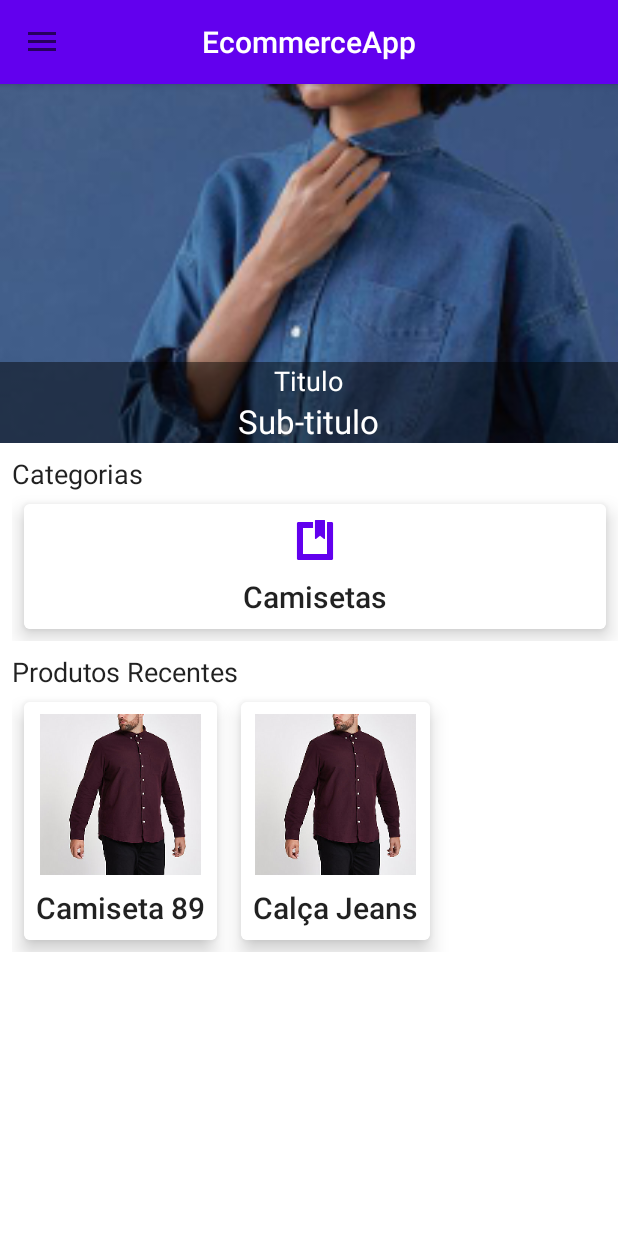
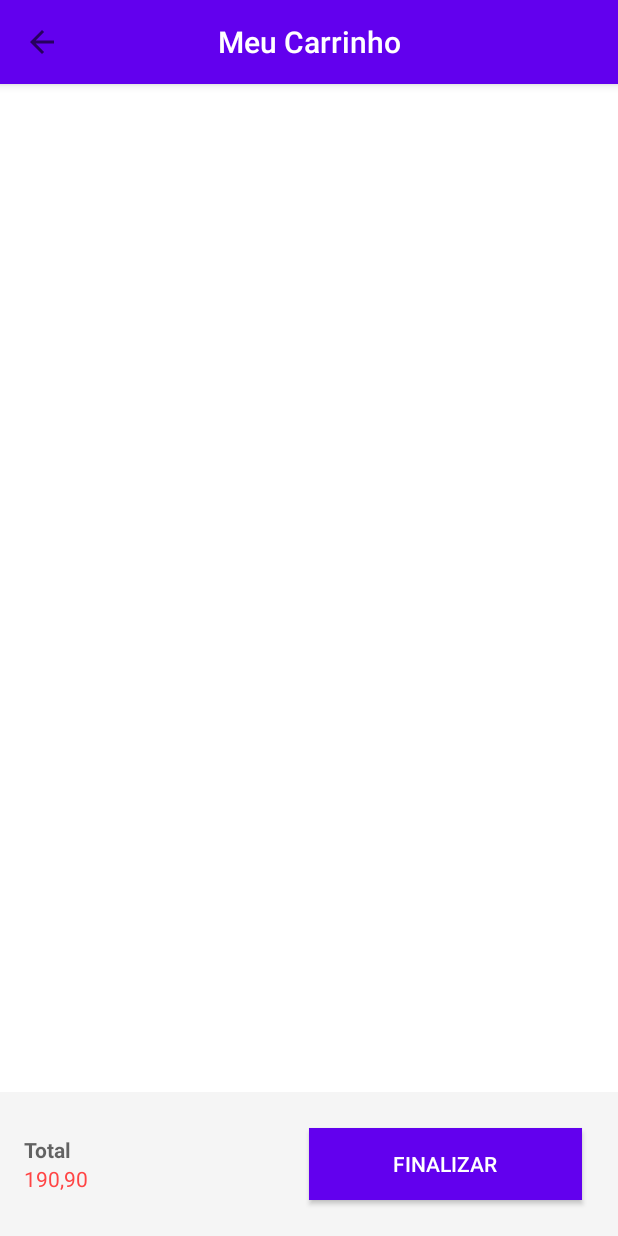
Before and after one commit to LipePeglow/AppEcommerce, an Android app: the screen it shows after launch (MainActivity before the commit, CartActivity after it), in the side drawer, after a tap on "Carrinho", on a phone screen of 412 x 824 dp. Run offline under Robolectric (Android 15) with nearby library versions, the phone set to English and light mode, and no system bars.

Commit message:
cart layout

```diff
--- a/Ecommerce2/app/src/main/AndroidManifest.xml
+++ b/Ecommerce2/app/src/main/AndroidManifest.xml
@@ -30,6 +30,7 @@
         <activity
             android:name=".ProductActivity"
             android:exported="true" />
+
         <activity
             android:name=".SplashActivity"
             android:exported="true"
@@ -48,6 +49,7 @@
         <activity
             android:name=".SettingsActivity"
             android:exported="true"/>
+        <activity android:name=".CartActivity" />
 
         <provider
             android:authorities="${applicationId}.fileprovider"
--- /dev/null
+++ b/Ecommerce2/app/src/main/java/com/mobilesales/ecommerce/CartActivity.kt
@@ -0,0 +1,41 @@
+package com.mobilesales.ecommerce
+
+import android.os.Bundle
+import android.widget.TextView
+import androidx.appcompat.app.AppCompatActivity
+import androidx.appcompat.widget.Toolbar
+import com.mobilesales.ecommerce.fragment.CartFragment
+import com.mobilesales.ecommerce.fragment.ProductFragment
+import com.mobilesales.ecommerce.model.ProductCategory
+import kotlinx.android.synthetic.main.menu_toolbar_layout.*
+
+class CartActivity : AppCompatActivity() {
+
+    lateinit var toolbar: Toolbar
+    lateinit var textTitle: TextView
+
+    override fun onCreate(savedInstanceState: Bundle?) {
+        super.onCreate(savedInstanceState)
+        setContentView(R.layout.activity_cart)
+
+        toolbar = findViewById(R.id.toolbar)
+        setSupportActionBar(toolbar)
+
+        supportActionBar?.setDisplayHomeAsUpEnabled(true)
+        supportActionBar?.setDisplayShowTitleEnabled(false)
+
+        textTitle = findViewById(R.id.toolbar_title)
+        textTitle.text = getString(R.string.cart_title)
+
+
+        val fragment = CartFragment()
+        supportFragmentManager.beginTransaction()
+            .replace(R.id.fragment_cart, fragment)
+            .commit()
+    }
+
+    override fun onSupportNavigateUp(): Boolean {
+        onBackPressed()
+        return true
+    }
+}
--- a/Ecommerce2/app/src/main/java/com/mobilesales/ecommerce/MainActivity.kt
+++ b/Ecommerce2/app/src/main/java/com/mobilesales/ecommerce/MainActivity.kt
@@ -159,7 +159,11 @@ ProductCategoryFragment.Callback{
                 startActivity(intent)
             }
             R.id.nav_orders -> Toast.makeText(this, "Compras", Toast.LENGTH_LONG).show()
-            R.id.nav_cart -> Toast.makeText(this, "Carrinho", Toast.LENGTH_LONG).show()
+
+            R.id.nav_cart ->{
+                val intent = Intent(this, CartActivity::class.java)
+                startActivity(intent)
+            }
             R.id.nav_logout -> Toast.makeText(this, "Sair", Toast.LENGTH_LONG).show()
         }
         drawerLayout.closeDrawer(GravityCompat.START)
--- a/Ecommerce2/app/src/main/java/com/mobilesales/ecommerce/UserProfileActivity.kt
+++ b/Ecommerce2/app/src/main/java/com/mobilesales/ecommerce/UserProfileActivity.kt
@@ -17,6 +17,7 @@ import androidx.core.content.FileProvider
 import androidx.preference.PreferenceManager
 import java.io.File
 import java.io.IOException
+import java.net.URI
 import java.nio.file.Files
 import java.util.*
 
@@ -25,8 +26,8 @@ class UserProfileActivity : AppCompatActivity() {
 
     lateinit var toolbar: Toolbar
     lateinit var textTitle: TextView
-    lateinit var imageProfile : ImageView
-    lateinit var photoURI : Uri
+    lateinit var imageProfile: ImageView
+    lateinit var photoURI: Uri
 
     val REQUEST_TAKE_PHOTO = 1
 
@@ -44,14 +45,16 @@ class UserProfileActivity : AppCompatActivity() {
         textTitle.text = getString(R.string.Perfil)
 
         imageProfile = findViewById(R.id.iv_profile_image)
-        imageProfile.setOnClickListener{takePicture() }
+        imageProfile.setOnClickListener { takePicture() }
 
-        val profileImage = PreferenceManager.getDefaultSharedPreferences(this).getString(MediaStore.EXTRA_OUTPUT, null)
 
-        if (profileImage != null){
+        val profileImage = PreferenceManager.getDefaultSharedPreferences(this)
+            .getString(MediaStore.EXTRA_OUTPUT, null)
+
+        if (profileImage != null) {
             photoURI = Uri.parse(profileImage)
             imageProfile.setImageURI(photoURI)
-        }else{
+        } else {
             imageProfile.setImageResource(R.drawable.profile_image)
         }
     }
@@ -62,9 +65,10 @@ class UserProfileActivity : AppCompatActivity() {
     }
 
     @Throws(IOException::class)
-    private fun createImageFile(): File{
+    private fun createImageFile(): File {
 
-        val timesTamp:String = java.text.SimpleDateFormat("yyyyMMdd_HHmmss", Locale.getDefault()).format(Date())
+        val timesTamp: String =
+            java.text.SimpleDateFormat("yyyyMMdd_HHmmss", Locale.getDefault()).format(Date())
         val storageDir: File? = getExternalFilesDir(Environment.DIRECTORY_PICTURES)
 
         return File.createTempFile(
@@ -74,7 +78,7 @@ class UserProfileActivity : AppCompatActivity() {
         )
     }
 
-    private fun takePicture(){
+    private fun takePicture() {
 
         Intent(MediaStore.ACTION_IMAGE_CAPTURE).also { intent ->
             intent.resolveActivity(packageManager)?.also {
@@ -83,13 +87,14 @@ class UserProfileActivity : AppCompatActivity() {
 
                     createImageFile()
 
-                }catch (ex: IOException){
+                } catch (ex: IOException) {
                     null
                 }
 
                 photoFile?.also {
                     photoURI = FileProvider.getUriForFile(
-                        this, "com.mobilesales.ecommerce.fileprovider", it)
+                        this, "com.mobilesales.ecommerce.fileprovider", it
+                    )
 
                     intent.putExtra(MediaStore.EXTRA_OUTPUT, photoURI)
                     startActivityForResult(intent, REQUEST_TAKE_PHOTO)
@@ -105,7 +110,7 @@ class UserProfileActivity : AppCompatActivity() {
             edit().putString(MediaStore.EXTRA_OUTPUT, photoURI.toString()).apply()
         }
 
-       // imageProfile.setImageURI(photoURI)
+        imageProfile.setImageURI(photoURI)
     }
 
 }
--- /dev/null
+++ b/Ecommerce2/app/src/main/java/com/mobilesales/ecommerce/fragment/CartFragment.kt
@@ -0,0 +1,42 @@
+package com.mobilesales.ecommerce.fragment
+
+import android.os.Bundle
+import android.view.LayoutInflater
+import android.view.View
+import android.view.ViewGroup
+import androidx.core.content.ContentProviderCompat.requireContext
+import androidx.fragment.app.Fragment
+import androidx.recyclerview.widget.GridLayoutManager
+import androidx.recyclerview.widget.LinearLayoutManager
+import androidx.recyclerview.widget.RecyclerView
+import com.mobilesales.ecommerce.R
+import com.mobilesales.ecommerce.adapter.ProductAdapter
+import com.mobilesales.ecommerce.model.Order
+import com.mobilesales.ecommerce.model.Product
+import com.mobilesales.ecommerce.model.ProductCategory
+
+class CartFragment : Fragment (){
+
+    lateinit var recyclerCart : RecyclerView
+    lateinit var order : Order
+
+
+    override fun onCreateView(
+        inflater: LayoutInflater,
+        container: ViewGroup?,
+        savedInstanceState: Bundle?
+    ): View? {
+
+        val view : View = inflater.inflate(R.layout.fragment_cart, container, false)
+
+        recyclerCart = view.findViewById(R.id.rv_cart)
+
+        val adapterProduct = ProductAdapter(emptyList(),  requireContext())
+
+        recyclerCart.adapter = adapterProduct
+
+        recyclerCart.layoutManager = LinearLayoutManager(requireContext(), RecyclerView.VERTICAL, false)
+
+        return view
+    }
+}
--- /dev/null
+++ b/Ecommerce2/app/src/main/res/layout/activity_cart.xml
@@ -0,0 +1,78 @@
+<?xml version="1.0" encoding="utf-8"?>
+
+<RelativeLayout
+    xmlns:android="http://schemas.android.com/apk/res/android"
+    xmlns:app="http://schemas.android.com/apk/res-auto"
+    xmlns:tools="http://schemas.android.com/tools"
+    android:layout_width="match_parent"
+    android:layout_height="match_parent"
+    tools:context=".CartActivity"
+    android:orientation="vertical">
+
+    <com.google.android.material.appbar.AppBarLayout
+        android:id="@+id/app_bar_layout"
+        android:layout_width="match_parent"
+        android:layout_height="wrap_content">
+
+        <include layout="@layout/menu_toolbar_layout"
+            android:layout_width="match_parent"
+            android:layout_height="?attr/actionBarSize" />
+    </com.google.android.material.appbar.AppBarLayout>
+
+    <FrameLayout
+        android:id="@+id/fragment_cart"
+        android:layout_width="match_parent"
+        android:layout_height="match_parent"
+        android:layout_above="@id/cart_footer"
+        android:layout_below="@id/app_bar_layout"
+        tools:layout="@layout/fragment_product" />
+
+    <androidx.appcompat.widget.LinearLayoutCompat
+        android:id="@+id/cart_footer"
+        android:layout_width="match_parent"
+        android:layout_height="wrap_content"
+        android:layout_alignParentBottom="true"
+        android:background="#f5f5f5"
+        android:gravity="center"
+        android:orientation="horizontal"
+        android:padding="16dp"
+        android:weightSum="2">
+
+        <androidx.appcompat.widget.LinearLayoutCompat
+            android:layout_width="0dp"
+            android:layout_height="wrap_content"
+            android:orientation="vertical"
+            android:layout_weight="1">
+
+            <TextView
+                android:layout_width="match_parent"
+                android:layout_height="wrap_content"
+                android:text="Total"
+                android:textAppearance="@android:style/TextAppearance.Small"
+                android:textStyle="bold"></TextView>
+
+            <TextView
+                android:id="@+id/tv_total"
+                android:layout_width="match_parent"
+                android:layout_height="wrap_content"
+                android:text="190,90"
+                android:textAppearance="@android:style/TextAppearance.Small"
+                android:textColor="@android:color/holo_red_light"></TextView>
+
+        </androidx.appcompat.widget.LinearLayoutCompat>
+
+        <androidx.appcompat.widget.AppCompatButton
+            android:id="@+id/btn_finish"
+            android:layout_width="0dp"
+            android:layout_height="wrap_content"
+            android:layout_margin="8dp"
+            android:text="Finalizar"
+            android:textColor="@color/white"
+            android:layout_weight="1"
+            android:background="@color/design_default_color_primary">
+
+        </androidx.appcompat.widget.AppCompatButton>
+
+    </androidx.appcompat.widget.LinearLayoutCompat>
+
+</RelativeLayout>
--- /dev/null
+++ b/Ecommerce2/app/src/main/res/layout/fragment_cart.xml
@@ -0,0 +1,8 @@
+<?xml version="1.0" encoding="utf-8"?>
+<androidx.recyclerview.widget.RecyclerView
+    xmlns:android="http://schemas.android.com/apk/res/android"
+    xmlns:tools="http://schemas.android.com/tools"
+    android:id="@+id/rv_cart"
+    android:layout_width="match_parent"
+    android:layout_height="match_parent"
+    tools:context=".fragment.ProductCategoryFragment"/>
--- a/Ecommerce2/app/src/main/res/values/strings.xml
+++ b/Ecommerce2/app/src/main/res/values/strings.xml
@@ -90,5 +90,6 @@
     <string name="nav_settings_tittle">Configurações</string>
     <string name="nav_settings_title">Configurações</string>
     <string name="Configurações">Configurações</string>
+    <string name="cart_title">Meu Carrinho</string>
 
 </resources>
--- a/Ecommerce2/build.gradle
+++ b/Ecommerce2/build.gradle
@@ -5,7 +5,7 @@ buildscript {
         mavenCentral()
     }
     dependencies {
-        classpath "com.android.tools.build:gradle:7.0.2"
+        classpath 'com.android.tools.build:gradle:7.0.3'
         classpath "org.jetbrains.kotlin:kotlin-gradle-plugin:1.5.31"
 
         // NOTE: Do not place your application dependencies here; they belong
```
